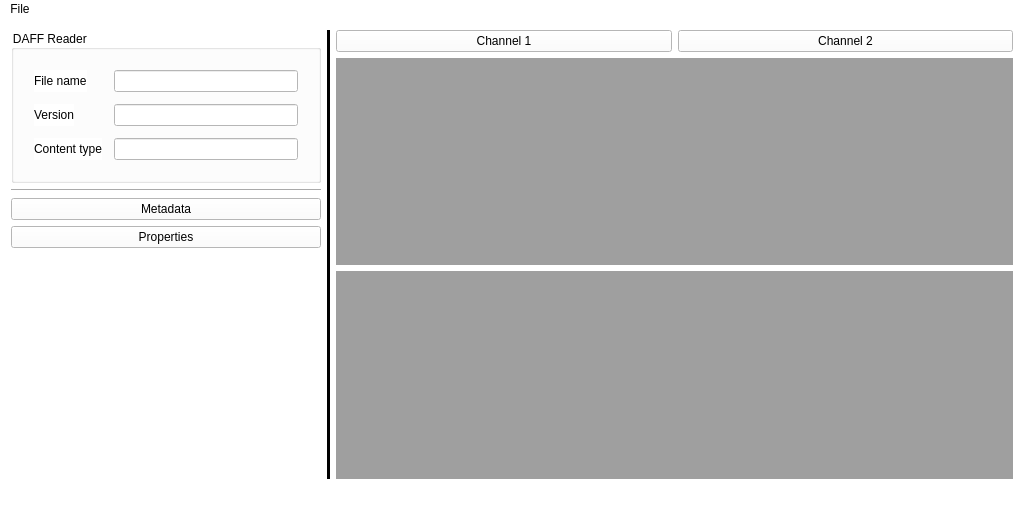
Above: apps/viewer/ui/mainwindowdaffviewer.ui from svn2github/opendaff before the change. Below: the same form after it.
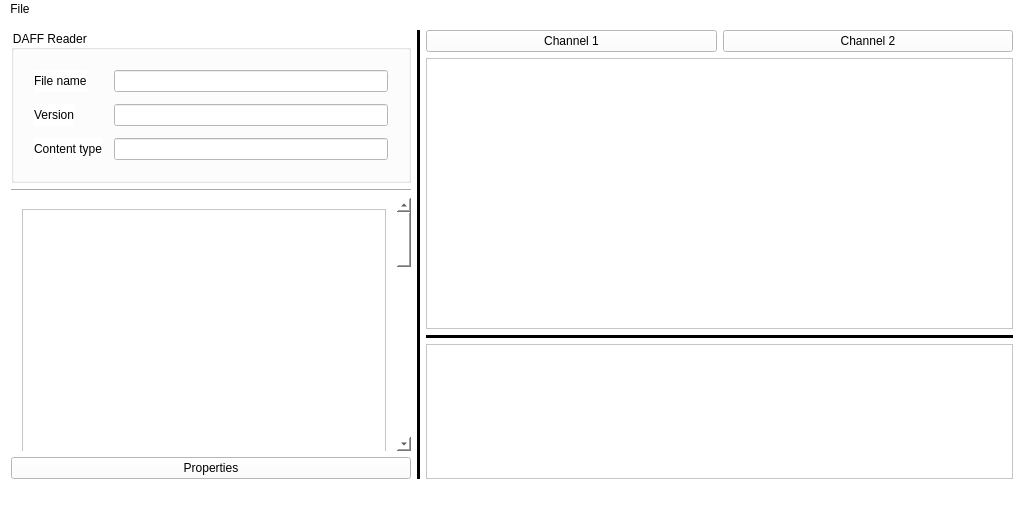
That is the form after the change. Custom widgets are drawn as their Qt base class.

Commit message: upd: more arrangement of GUI elements, adding custom Qt classes for special DAFF widgets.

What changed in the file:
```diff
--- a/apps/viewer/ui/mainwindowdaffviewer.ui
+++ b/apps/viewer/ui/mainwindowdaffviewer.ui
@@ -38,16 +38,22 @@
      <verstretch>0</verstretch>
     </sizepolicy>
    </property>
-   <layout class="QHBoxLayout" name="horizontalLayout_2">
+   <layout class="QHBoxLayout" name="horizontalLayout_2" stretch="0">
     <item>
-     <layout class="QHBoxLayout" name="horizontalLayout">
+     <layout class="QHBoxLayout" name="horizontalLayout" stretch="3,0,6">
       <item>
-       <layout class="QVBoxLayout" name="verticalLayout">
+       <layout class="QVBoxLayout" name="DAFFFileInfo">
         <item>
          <widget class="DAFFReaderGroupBox" name="groupBox">
+          <property name="minimumSize">
+           <size>
+            <width>400</width>
+            <height>0</height>
+           </size>
+          </property>
           <property name="maximumSize">
            <size>
-            <width>310</width>
+            <width>16777215</width>
             <height>16777215</height>
            </size>
           </property>
@@ -132,10 +138,35 @@
          </widget>
         </item>
         <item>
-         <widget class="QPushButton" name="pushButton">
-          <property name="text">
-           <string>Metadata</string>
+         <widget class="QScrollArea" name="scrollArea">
+          <property name="frameShape">
+           <enum>QFrame::NoFrame</enum>
           </property>
+          <property name="widgetResizable">
+           <bool>true</bool>
+          </property>
+          <widget class="QWidget" name="scrollAreaWidgetContents">
+           <property name="geometry">
+            <rect>
+             <x>0</x>
+             <y>0</y>
+             <width>386</width>
+             <height>1018</height>
+            </rect>
+           </property>
+           <layout class="QVBoxLayout" name="verticalLayout">
+            <item>
+             <widget class="DAFFMetadataTableView" name="tableView">
+              <property name="minimumSize">
+               <size>
+                <width>0</width>
+                <height>1000</height>
+               </size>
+              </property>
+             </widget>
+            </item>
+           </layout>
+          </widget>
          </widget>
         </item>
         <item>
@@ -177,7 +208,7 @@
        </widget>
       </item>
       <item>
-       <layout class="QVBoxLayout" name="verticalLayout_3">
+       <layout class="QVBoxLayout" name="DAFFVisualization" stretch="0,2,0,1">
         <item>
          <layout class="QHBoxLayout" name="horizontalLayout_3">
           <item>
@@ -197,10 +228,37 @@
          </layout>
         </item>
         <item>
-         <widget class="QMdiArea" name="mdiArea"/>
+         <widget class="QDAFFVTKFrame" name="frame">
+          <property name="frameShape">
+           <enum>QFrame::StyledPanel</enum>
+          </property>
+          <property name="frameShadow">
+           <enum>QFrame::Raised</enum>
+          </property>
+         </widget>
         </item>
         <item>
-         <widget class="QMdiArea" name="mdiArea_2"/>
+         <widget class="Line" name="line_3">
+          <property name="frameShadow">
+           <enum>QFrame::Plain</enum>
+          </property>
+          <property name="lineWidth">
+           <number>3</number>
+          </property>
+          <property name="orientation">
+           <enum>Qt::Horizontal</enum>
+          </property>
+         </widget>
+        </item>
+        <item>
+         <widget class="QFrame" name="frame_2">
+          <property name="frameShape">
+           <enum>QFrame::StyledPanel</enum>
+          </property>
+          <property name="frameShadow">
+           <enum>QFrame::Raised</enum>
+          </property>
+         </widget>
         </item>
        </layout>
       </item>
@@ -249,6 +307,17 @@
    <header>daffreadergroupbox.h</header>
    <container>1</container>
   </customwidget>
+  <customwidget>
+   <class>DAFFMetadataTableView</class>
+   <extends>QTableView</extends>
+   <header>daffmetadatatableview.h</header>
+  </customwidget>
+  <customwidget>
+   <class>QDAFFVTKFrame</class>
+   <extends>QFrame</extends>
+   <header>qdaffvtkframe.h</header>
+   <container>1</container>
+  </customwidget>
  </customwidgets>
  <resources/>
  <connections/>
```
Left out of the diff: 17 changed lines with no effect on the pictures. The commit also changes 7 other files.
